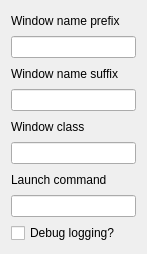
Qt form contents/ui/config.ui (arusahni/kwin-toggleterminal) before a commit.
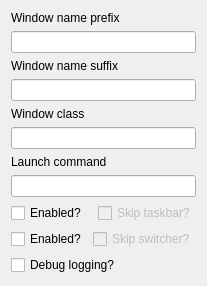
The same form after that commit.

Commit message: Add support for skipping the taskbar and the window switcher.

Diff of the .ui file:
```diff
--- a/contents/ui/config.ui
+++ b/contents/ui/config.ui
@@ -104,6 +104,48 @@
                 </widget>
             </item>
             <item row="8" column="0">
+                <layout class="QHBoxLayout" name="horizontalLayout_skipTaskbar">
+                    <item>
+                        <widget class="QCheckBox" name="kcfg_skipTaskbarSettingEnabled">
+                            <property name="text">
+                                <string>Enabled?</string>
+                            </property>
+                        </widget>
+                   </item>
+                   <item>
+                        <widget class="QCheckBox" name="kcfg_skipTaskbar">
+                            <property name="enabled">
+                                <bool>false</bool>
+                            </property>
+                            <property name="text">
+                                <string>Skip taskbar?</string>
+                            </property>
+                        </widget>
+                    </item>
+                </layout>
+            </item>
+            <item row="9" column="0">
+                <layout class="QHBoxLayout" name="horizontalLayout_skipSwitcher">
+                    <item>
+                        <widget class="QCheckBox" name="kcfg_skipSwitcherSettingEnabled">
+                            <property name="text">
+                                <string>Enabled?</string>
+                            </property>
+                        </widget>
+                    </item>
+                    <item>
+                        <widget class="QCheckBox" name="kcfg_skipSwitcher">
+                            <property name="enabled">
+                                <bool>false</bool>
+                            </property>
+                            <property name="text">
+                                <string>Skip switcher?</string>
+                            </property>
+                        </widget>
+                    </item>
+                </layout>
+            </item>
+            <item row="10" column="0">
                 <widget class="QCheckBox" name="kcfg_debugLoggingEnabled">
                     <property name="text">
                         <string>Debug logging?</string>
```
Left out of the diff: 15 changed lines with no effect on the pictures. The commit also changes 2 other files.
